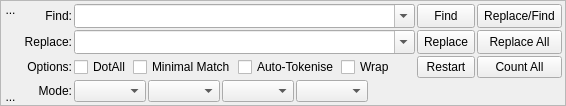
Above: src/Form_Files/FindReplace.ui from BeckyDTP/Sigil before the change. Below: the same form after it.
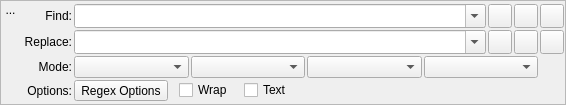
That is the form after the change. Icons and pictures are not drawn. Custom widgets are drawn as their Qt base class.

What changed in the file:
```diff
--- a/src/Form_Files/FindReplace.ui
+++ b/src/Form_Files/FindReplace.ui
@@ -91,42 +91,6 @@
           </property>
          </spacer>
         </item>
-        <item>
-         <widget class="QToolButton" name="advancedShowHide">
-          <property name="sizePolicy">
-           <sizepolicy hsizetype="Fixed" vsizetype="Fixed">
-            <horstretch>0</horstretch>
-            <verstretch>0</verstretch>
-           </sizepolicy>
-          </property>
-          <property name="toolTip">
-           <string>Show/Hide Advanced Options</string>
-          </property>
-          <property name="styleSheet">
-           <string notr="true">border: 0px;</string>
-          </property>
-          <property name="text">
-           <string>...</string>
-          </property>
-          <property name="icon">
-           <iconset resource="../Resource_Files/main/main.qrc">
-            <normaloff>:/main/chevron-down.svg</normaloff>:/main/chevron-down.svg
-           </iconset>
-          </property>
-          <property name="iconSize">
-           <size>
-            <width>24</width>
-            <height>24</height>
-           </size>
-          </property>
-          <property name="autoRaise">
-           <bool>false</bool>
-          </property>
-          <property name="arrowType">
-           <enum>Qt::NoArrow</enum>
-          </property>
-         </widget>
-        </item>
        </layout>
       </item>
       <item>
@@ -186,13 +150,10 @@
           <property name="styleSheet">
            <string notr="true"/>
           </property>
-          <property name="text">
-           <string>Find</string>
-          </property>
          </widget>
         </item>
         <item row="0" column="3">
-         <widget class="QToolButton" name="replaceFind">
+         <widget class="QToolButton" name="replaceCurrent">
           <property name="sizePolicy">
            <sizepolicy hsizetype="Expanding" vsizetype="Expanding">
             <horstretch>0</horstretch>
@@ -206,8 +167,37 @@
           <property name="styleSheet">
            <string notr="true"/>
           </property>
-          <property name="text">
-           <string>Replace/Find</string>
+          <property name="icon">
+            <iconset resource="../Resource_Files/main/main.qrc">
+              <normaloff>:/main/replace.svg</normaloff>:/main/replace.svg 
+            </iconset>
+          </property>
+         </widget>
+        </item>
+        <item row="0" column="4">
+         <widget class="QToolButton" name="restart">
+          <property name="sizePolicy">
+           <sizepolicy hsizetype="Expanding" vsizetype="Expanding">
+            <horstretch>0</horstretch>
+            <verstretch>0</verstretch>
+           </sizepolicy>
+          </property>
+          <property name="minimumSize">
+           <size>
+            <width>0</width>
+            <height>22</height>
+           </size>
+          </property>
+          <property name="toolTip">
+           <string>Restart current search from beginning.</string>
+          </property>
+          <property name="styleSheet">
+           <string notr="true"/>
+          </property>
+          <property name="icon">
+            <iconset resource="../Resource_Files/main/main.qrc">
+              <normaloff>:/main/restart.svg</normaloff>:/main/restart.svg
+            </iconset>
           </property>
          </widget>
         </item>
@@ -238,7 +228,7 @@
          </widget>
         </item>
         <item row="1" column="2">
-         <widget class="QToolButton" name="replaceCurrent">
+         <widget class="QToolButton" name="replaceFind">
           <property name="sizePolicy">
            <sizepolicy hsizetype="Expanding" vsizetype="Expanding">
             <horstretch>0</horstretch>
@@ -251,8 +241,10 @@
           <property name="styleSheet">
            <string notr="true"/>
           </property>
-          <property name="text">
-           <string>Replace</string>
+          <property name="icon">
+            <iconset resource="../Resource_Files/main/main.qrc">
+              <normaloff>:/main/replace-find.svg</normaloff>:/main/replace-find.svg 
+            </iconset>
           </property>
          </widget>
         </item>
@@ -270,12 +262,91 @@
           <property name="styleSheet">
            <string notr="true"/>
           </property>
-          <property name="text">
-           <string>Replace All</string>
+          <property name="icon">
+            <iconset resource="../Resource_Files/main/main.qrc">
+              <normaloff>:/main/replace-all.svg</normaloff>:/main/replace-all.svg 
+            </iconset>
+          </property>
+         </widget>
+        </item>
+        <item row="1" column="4">
+         <widget class="QToolButton" name="count">
+          <property name="sizePolicy">
+           <sizepolicy hsizetype="Expanding" vsizetype="Expanding">
+            <horstretch>0</horstretch>
+            <verstretch>0</verstretch>
+           </sizepolicy>
+          </property>
+          <property name="minimumSize">
+           <size>
+            <width>0</width>
+            <height>22</height>
+           </size>
+          </property>
+          <property name="toolTip">
+            <string>Count all matches in Code View.
+              Use with SHIFT to generate a Dry Run Replace All table.
+            </string>
+          </property>
+          <property name="styleSheet">
+           <string notr="true"/>
+          </property>
+          <property name="icon">
+            <iconset resource="../Resource_Files/main/main.qrc">
+              <normaloff>:/main/count-all.svg</normaloff>:/main/count-all.svg
+            </iconset>
           </property>
          </widget>
         </item>
         <item row="2" column="0">
+         <widget class="QLabel" name="model">
+          <property name="text">
+           <string>Mode:</string>
+          </property>
+          <property name="alignment">
+           <set>Qt::AlignRight|Qt::AlignTrailing|Qt::AlignVCenter</set>
+          </property>
+         </widget>
+        </item>
+        <item row="2" column="1" colspan="3">
+         <layout class="QHBoxLayout" name="modeLayout" stretch="0,0,0,0,0">
+          <item>
+           <widget class="QComboBox" name="cbSearchMode"/>
+          </item>
+          <item>
+           <widget class="QComboBox" name="cbLookWhere"/>
+          </item>
+          <item>
+           <widget class="QComboBox" name="MarkedTextIndicator"/>
+          </item>
+          <item>
+           <widget class="QComboBox" name="cbSearchDirection"/>
+          </item>
+         </layout>
+        </item>
+        <item row="2" column="4">
+         <widget class="QLabel" name="revalid">
+          <property name="sizePolicy">
+           <sizepolicy hsizetype="Fixed" vsizetype="Fixed">
+            <horstretch>0</horstretch>
+            <verstretch>0</verstretch>
+           </sizepolicy>
+          </property>
+          <property name="minimumSize">
+           <size>
+            <width>8</width>
+            <height>22</height>
+           </size>
+          </property>
+          <property name="toolTip">
+           <string>Regex Valid?</string>
+          </property>
+          <property name="text">
+           <string> </string>
+          </property>
+         </widget>
+        </item>
+        <item row="3" column="0">
          <widget class="QLabel" name="optionsl">
           <property name="text">
            <string>Options:</string>
@@ -285,44 +356,22 @@
           </property>
          </widget>
         </item>
-        <item row="2" column="1">
+        <item row="3" column="1" colspan="4">
          <layout class="QHBoxLayout" name="advancedLayout" stretch="0,0,0,0,0">
           <item>
-           <widget class="QCheckBox" name="chkRegexOptionDotAll">
+           <widget class="QToolButton" name="tbRegexOptions">
             <property name="toolTip">
              <string>For Regex searches, prefix your search with (?s).</string>
             </property>
-            <property name="styleSheet">
-             <string notr="true"/>
-            </property>
             <property name="text">
-             <string>DotAll</string>
+             <string>Regex Options</string>
             </property>
            </widget>
           </item>
           <item>
-           <widget class="QCheckBox" name="chkRegexOptionMinimalMatch">
-            <property name="toolTip">
-             <string>For Regex searches, prefix your search with (?U).</string>
-            </property>
-            <property name="styleSheet">
-             <string notr="true"/>
-            </property>
+           <widget class="QLabel" name="space0">
             <property name="text">
-             <string>Minimal Match</string>
-            </property>
-           </widget>
-          </item>
-          <item>
-           <widget class="QCheckBox" name="chkRegexOptionAutoTokenise">
-            <property name="toolTip">
-             <string>For Regex searches, tokenise/escape selection when opening Find.</string>
-            </property>
-            <property name="styleSheet">
-             <string notr="true"/>
-            </property>
-            <property name="text">
-             <string>Auto-Tokenise</string>
+             <string>  </string>
             </property>
            </widget>
           </item>
@@ -338,6 +387,31 @@
             </property>
            </widget>
           </item>
+          <item>
+           <widget class="QLabel" name="space1">
+            <property name="text">
+             <string>  </string>
+            </property>
+           </widget>
+          </item>
+          <item>
+           <widget class="QCheckBox" name="chkOptionTextOnly">
+            <property name="toolTip">
+              <string>Search only in text (outside tags).
+Valid only when searching HTML files.</string>
+            </property>
+            <property name="text">
+             <string>Text</string>
+            </property>
+           </widget>
+          </item>
+          <item>
+           <widget class="QLabel" name="space2">
+            <property name="text">
+             <string>  </string>
+            </property>
+           </widget>
+          </item>
           <item>
            <spacer name="horizontalSpacerAdvanced">
             <property name="orientation">
@@ -345,124 +419,13 @@
             </property>
             <property name="sizeHint" stdset="0">
              <size>
-              <width>40</width>
+              <width>16</width>
               <height>0</height>
              </size>
             </property>
            </spacer>
           </item>
           <item>
-           <widget class="QLabel" name="revalid">
-            <property name="sizePolicy">
-             <sizepolicy hsizetype="Fixed" vsizetype="Fixed">
-              <horstretch>0</horstretch>
-              <verstretch>0</verstretch>
-             </sizepolicy>
-            </property>
-            <property name="minimumSize">
-             <size>
-              <width>2</width>
-              <height>22</height>
-             </size>
-            </property>
-            <property name="toolTip">
-             <string>Regex Valid?</string>
-            </property>
-            <property name="text">
-             <string> </string>
-            </property>
-           </widget>
-          </item>
-         </layout>
-        </item>
-        <item row="2" column="2">
-         <widget class="QToolButton" name="restart">
-          <property name="sizePolicy">
-           <sizepolicy hsizetype="Expanding" vsizetype="Expanding">
-            <horstretch>0</horstretch>
-            <verstretch>0</verstretch>
-           </sizepolicy>
-          </property>
-          <property name="minimumSize">
-           <size>
-            <width>0</width>
-            <height>22</height>
-           </size>
-          </property>
-          <property name="toolTip">
-           <string>Restart current search from beginning.</string>
-          </property>
-          <property name="styleSheet">
-           <string notr="true"/>
-          </property>
-          <property name="text">
-           <string>Restart</string>
-          </property>
-         </widget>
-        </item>
-        <item row="2" column="3">
-         <widget class="QToolButton" name="count">
-          <property name="sizePolicy">
-           <sizepolicy hsizetype="Expanding" vsizetype="Expanding">
-            <horstretch>0</horstretch>
-            <verstretch>0</verstretch>
-           </sizepolicy>
-          </property>
-          <property name="minimumSize">
-           <size>
-            <width>0</width>
-            <height>22</height>
-           </size>
-          </property>
-          <property name="toolTip">
-           <string>Count all matches in Code View.</string>
-          </property>
-          <property name="styleSheet">
-           <string notr="true"/>
-          </property>
-          <property name="text">
-           <string>Count All</string>
-          </property>
-         </widget>
-        </item>
-        <item row="3" column="0">
-         <widget class="QLabel" name="model">
-          <property name="text">
-           <string>Mode:</string>
-          </property>
-          <property name="alignment">
-           <set>Qt::AlignRight|Qt::AlignTrailing|Qt::AlignVCenter</set>
-          </property>
-         </widget>
-        </item>
-        <item row="3" column="1" colspan="4">
-         <layout class="QHBoxLayout" name="modeLayout" stretch="0,0,0,0,0">
-          <item>
-           <widget class="QComboBox" name="cbSearchMode"/>
-          </item>
-          <item>
-           <widget class="QComboBox" name="cbLookWhere"/>
-          </item>
-          <item>
-           <widget class="QComboBox" name="MarkedTextIndicator"/>
-          </item>
-          <item>
-           <widget class="QComboBox" name="cbSearchDirection"/>
-          </item>
-          <item>
-           <spacer name="horizontalSpacer">
-            <property name="orientation">
-             <enum>Qt::Horizontal</enum>
-            </property>
-            <property name="sizeHint" stdset="0">
-             <size>
-              <width>40</width>
-              <height>20</height>
-             </size>
-            </property>
-           </spacer>
-          </item>
-          <item>
            <widget class="QLabel" name="message">
             <property name="font">
              <font>
```
Left out of the diff: 28 changed lines with no effect on the pictures.
